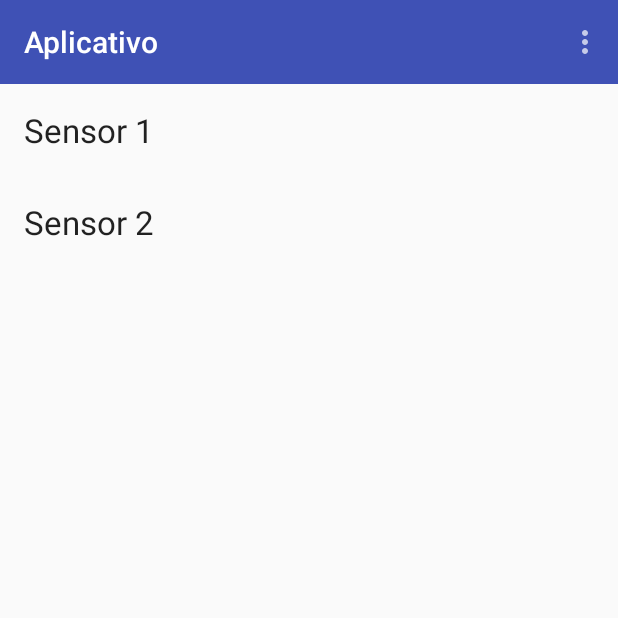
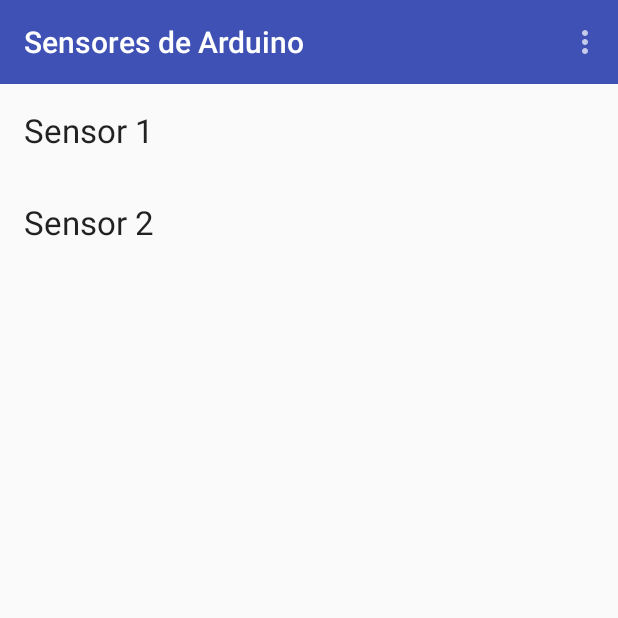
Before and after one commit to eduardoklosowski/Android-Arduino, an Android app: the screen it shows after launch (MainActivity), on a phone screen of 412 x 824 dp, the top half of it. Run offline under Robolectric (Android 15) with nearby library versions, the phone set to English and light mode, and no system bars.

Commit message:
Ajustes de tema e limpeza

```diff
--- a/app/src/main/res/layout/activity_arduino_form.xml
+++ b/app/src/main/res/layout/activity_arduino_form.xml
@@ -16,7 +16,7 @@
 
     <ScrollView
         android:layout_width="match_parent"
-        android:layout_height="wrap_content">
+        android:layout_height="match_parent">
         <TableLayout
             android:layout_width="match_parent"
             android:layout_height="wrap_content"
--- a/app/src/main/res/layout/activity_arduino_list.xml
+++ b/app/src/main/res/layout/activity_arduino_list.xml
@@ -17,5 +17,5 @@
     <android.support.v7.widget.RecyclerView
         android:id="@+id/list"
         android:layout_width="match_parent"
-        android:layout_height="wrap_content" />
+        android:layout_height="match_parent" />
 </LinearLayout>
--- a/app/src/main/res/layout/activity_main.xml
+++ b/app/src/main/res/layout/activity_main.xml
@@ -19,5 +19,5 @@
     <android.support.v7.widget.RecyclerView
         android:id="@+id/list"
         android:layout_width="match_parent"
-        android:layout_height="wrap_content" />
+        android:layout_height="match_parent" />
 </LinearLayout>
--- a/app/src/main/res/layout/activity_sensor_form.xml
+++ b/app/src/main/res/layout/activity_sensor_form.xml
@@ -16,7 +16,7 @@
 
     <ScrollView
         android:layout_width="match_parent"
-        android:layout_height="wrap_content">
+        android:layout_height="match_parent">
         <TableLayout
             android:layout_width="match_parent"
             android:layout_height="wrap_content"
--- a/app/src/main/res/layout/activity_sensor_list.xml
+++ b/app/src/main/res/layout/activity_sensor_list.xml
@@ -17,5 +17,5 @@
     <android.support.v7.widget.RecyclerView
         android:id="@+id/list"
         android:layout_width="match_parent"
-        android:layout_height="wrap_content" />
+        android:layout_height="match_parent" />
 </LinearLayout>
--- a/app/src/main/res/values/colors.xml
+++ b/app/src/main/res/values/colors.xml
@@ -2,12 +2,8 @@
 <resources>
     <color name="colorPrimary">#3F51B5</color>
     <color name="colorPrimaryDark">#303F9F</color>
-    <color name="colorAccent">#FF4081</color>
+    <color name="colorAccent">#4081FF</color>
 
     <color name="colorTextDark">#FFFFFF</color>
     <color name="colorPopupPrimary">#404040</color>
-
-    <color name="colorBackground">#C0C0C0</color>
-    <color name="colorCard">#FFFFFF</color>
-    <color name="colorText">#000000</color>
 </resources>
--- a/app/src/main/res/values/dimens.xml
+++ b/app/src/main/res/values/dimens.xml
@@ -1,6 +1,5 @@
 <resources>
     <dimen name="activity_horizontal_margin">16dp</dimen>
     <dimen name="activity_vertical_margin">16dp</dimen>
-    <dimen name="text">24dp</dimen>
     <dimen name="button">24dp</dimen>
 </resources>
--- a/app/src/main/res/values/strings.xml
+++ b/app/src/main/res/values/strings.xml
@@ -1,5 +1,5 @@
 <resources>
-    <string name="app_name">Aplicativo</string>
+    <string name="app_name">Sensores de Arduino</string>
 
     <string name="add">Adicionar</string>
     <string name="save">Salvar</string>
```
Also changed, not shown: app/src/main/res/drawable-hdpi/ic_add.png (deleted), app/src/main/res/drawable-mdpi/ic_add.png (deleted), app/src/main/res/drawable-xhdpi/ic_add.png (deleted), app/src/main/res/drawable-xxhdpi/ic_add.png (deleted), app/src/main/res/mipmap-hdpi/ic_launcher.png, app/src/main/res/mipmap-mdpi/ic_launcher.png, app/src/main/res/mipmap-xhdpi/ic_launcher.png, app/src/main/res/mipmap-xxhdpi/ic_launcher.png, app/src/main/res/mipmap-xxxhdpi/ic_launcher.png.
